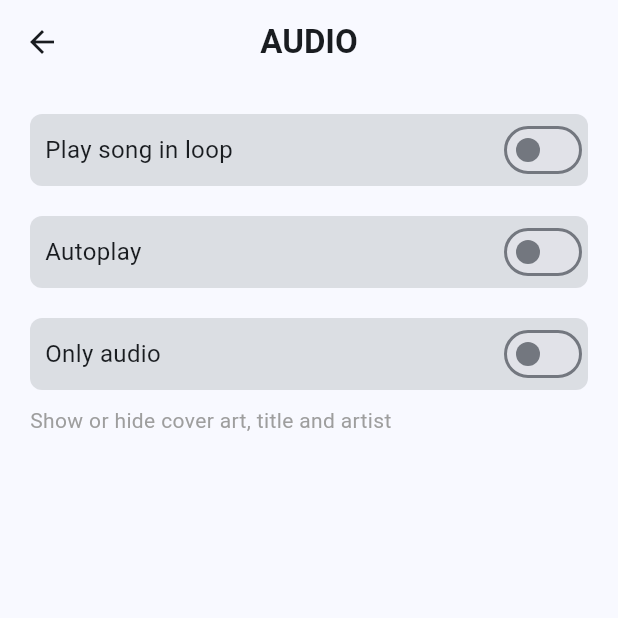
After one commit to amarosv/SongSwipe, a Flutter app: the SettingsView screen opened directly, after a tap on "Audio", on a phone screen of 412 x 824 dp, the top half of it. The commit adds this screen. Run offline on Flutter 3.47's test engine with Material 3 defaults, Android fonts, the phone set to English and light mode, and no system bars; our stand-ins replace firebase_auth, firebase_core, flutter_dotenv, flutter_image_compress, flutter_riverpod, go_router and 6 more; missing offline and left inert: flutter_imagekit; accounts and stored records are empty; generated files the repository leaves out were written again; network calls fail.

Commit message:
Pantalla ajustes audio hecha

```diff
--- a/lib/config/languages/app_en.arb
+++ b/lib/config/languages/app_en.arb
@@ -88,5 +88,9 @@
     "devices": "devices",
     "delete_account": "delete account",
     "who_can_see": "who can see it?",
-    "currently_private_account": "your account is currently private, changing this setting will make your account public. are you sure?"
+    "currently_private_account": "your account is currently private, changing this setting will make your account public. are you sure?",
+    "play_loop": "play song in loop",
+    "autoplay": "autoplay",
+    "only_audio": "only audio",
+    "label_only_audio": "show or hide cover art, title and artist"
 }
--- a/lib/config/languages/app_es.arb
+++ b/lib/config/languages/app_es.arb
@@ -88,5 +88,9 @@
     "devices": "dispositivos",
     "delete_account": "eliminar cuenta",
     "who_can_see": "¿quién puede verlo?",
-    "currently_private_account": "actualmente tu cuenta es privada, cambiar este ajuste pondrá tu cuenta como pública. ¿estás seguro?"
+    "currently_private_account": "actualmente tu cuenta es privada, cambiar este ajuste pondrá tu cuenta como pública. ¿estás seguro?",
+    "play_loop": "reproducir canción en bucle",
+    "autoplay": "reproducir automáticamente",
+    "only_audio": "solo audio",
+    "label_only_audio": "mostrar u ocultar la portada, el título y el artista"
 }
--- a/lib/config/languages/app_it.arb
+++ b/lib/config/languages/app_it.arb
@@ -88,5 +88,9 @@
     "devices": "dispositivi",
     "delete_account": "eliminare l'account",
     "who_can_see": "chi può vederlo?",
-    "currently_private_account": "al momento il tuo account è privato, modificando questa impostazione, il tuo account diventerà pubblico. sei sicuro?"
+    "currently_private_account": "al momento il tuo account è privato, modificando questa impostazione, il tuo account diventerà pubblico. sei sicuro?",
+    "play_loop": "riprodurre la canzone in loop",
+    "autoplay": "riproduzione automatica",
+    "only_audio": "solo audio",
+    "label_only_audio": "mostra o nascondi copertina, titolo e artista"
 }
--- a/lib/config/router/app_router.dart
+++ b/lib/config/router/app_router.dart
@@ -97,6 +97,11 @@ class AppRouter {
         builder: (context, state) => PrivacyScreen(),
       ),
       GoRoute(
+        path: '/audio-settings',
+        name: AudioScreen.name,
+        builder: (context, state) => AudioScreen(),
+      ),
+      GoRoute(
         path: '/home/:page',
         name: HomeScreen.name,
         builder: (context, state) {
--- /dev/null
+++ b/lib/presentation/screens/audio_screen.dart
@@ -0,0 +1,16 @@
+import 'package:flutter/material.dart';
+import 'package:songswipe/presentation/views/export_views.dart';
+
+/// Pantalla para los ajustes de audio <br>
+/// @author Amaro Suárez <br>
+/// @version 1.0
+class AudioScreen extends StatelessWidget {
+  /// Nombre de la ruta
+  static const name = 'audio-screen';
+  const AudioScreen({super.key});
+
+  @override
+  Widget build(BuildContext context) {
+    return const AudioView();
+  }
+}
--- a/lib/presentation/screens/export_screens.dart
+++ b/lib/presentation/screens/export_screens.dart
@@ -1,3 +1,4 @@
+export 'audio_screen.dart';
 export 'change_theme_screen.dart';
 export 'complete_profile_screen.dart';
 export 'complete_profile_simple_screen.dart';
--- /dev/null
+++ b/lib/presentation/views/audio_view.dart
@@ -0,0 +1,114 @@
+import 'package:firebase_auth/firebase_auth.dart';
+import 'package:flutter/material.dart';
+import 'package:flutter_gen/gen_l10n/app_localizations.dart';
+import 'package:songswipe/helpers/export_helpers.dart';
+import 'package:songswipe/models/export_models.dart';
+import 'package:songswipe/presentation/widgets/export_widgets.dart';
+import 'package:songswipe/services/api/internal_api.dart';
+
+/// Vista para los ajustes de audio <br>
+/// @author Amaro Suárez <br>
+/// @version 1.0
+class AudioView extends StatefulWidget {
+  const AudioView({super.key});
+
+  @override
+  State<AudioView> createState() => _AudioViewState();
+}
+
+class _AudioViewState extends State<AudioView> {
+  // Obtenemos el usuario actual
+  final User _user = FirebaseAuth.instance.currentUser!;
+
+  // Variable que almacena el uid del usuario
+  late String _uid;
+
+  // Variable que almacena el usersettings
+  UserSettings _userSettings = UserSettings.empty();
+
+  @override
+  void initState() {
+    super.initState();
+    // Almacenamos el uid del usuario
+    _uid = _user.uid;
+    // Obtenemos los datos del usuario
+    _getUserSettings();
+  }
+
+  // Función que obtiene los datos del usuario de la api
+  void _getUserSettings() async {
+    UserSettings settings = await getUserSettings(uid: _uid);
+    setState(() {
+      _userSettings = settings;
+    });
+  }
+
+  @override
+  Widget build(BuildContext context) {
+    // Constante que almacena la localización de la app
+    final localization = AppLocalizations.of(context)!;
+
+    return Scaffold(
+      appBar: AppBar(
+        title: Text(
+          localization.audio.toUpperCase(),
+          style: TextStyle(fontWeight: FontWeight.bold),
+        ),
+      ),
+      body: Padding(
+        padding: const EdgeInsets.symmetric(horizontal: 20),
+        child: Column(
+          children: [
+            const SizedBox(height: 20),
+            CustomSwitchContainer(
+              title: localization.play_loop,
+              switchValue: _userSettings.audioLoop,
+              function: (bool newValue) {
+                setState(() {
+                  _userSettings.audioLoop = newValue;
+                });
+
+                updateUserSettings(_userSettings, _uid);
+              }
+            ),
+            const SizedBox(height: 20),
+            CustomSwitchContainer(
+              title: localization.autoplay,
+              switchValue: _userSettings.audioAutoPlay,
+              function: (bool newValue) {
+                setState(() {
+                  _userSettings.audioAutoPlay = newValue;
+                });
+
+                updateUserSettings(_userSettings, _uid);
+              }
+            ),
+            const SizedBox(height: 20),
+            CustomSwitchContainer(
+              title: localization.only_audio,
+              switchValue: _userSettings.audioOnlyAudio,
+              function: (bool newValue) {
+                setState(() {
+                  _userSettings.audioOnlyAudio = newValue;
+                });
+
+                updateUserSettings(_userSettings, _uid);
+              }
+            ),
+
+            const SizedBox(height: 10,),
+
+            // Texto informativo para la cuenta privada
+            Align(
+              alignment: Alignment.centerLeft,
+              child: Text(
+                capitalizeFirstLetter(text: localization.label_only_audio),
+                style: TextStyle(color: Colors.grey),
+              ),
+            ),
+          ],
+        ),
+      ),
+    );
+  }
+}
--- a/lib/presentation/views/export_views.dart
+++ b/lib/presentation/views/export_views.dart
@@ -1,3 +1,4 @@
+export 'audio_view.dart';
 export 'change_theme_view.dart';
 export 'complete_profile_simple_view.dart';
 export 'complete_profile_view.dart';
--- a/lib/presentation/views/settings_view.dart
+++ b/lib/presentation/views/settings_view.dart
@@ -78,9 +78,7 @@ class _SettingsViewState extends State<SettingsView> {
                 icon: SongSwipe.person,
                 iconSize: 32,
                 colorIcon: Theme.of(context).colorScheme.primary,
-                function: () {
-                  context.push('/privacy-settings');
-                },
+                function: () => context.push('/privacy-settings'),
               ),
 
               const SizedBox(height: 30,),
@@ -94,9 +92,7 @@ class _SettingsViewState extends State<SettingsView> {
                 icon: SongSwipe.language,
                 iconSize: 32,
                 colorIcon: Theme.of(context).colorScheme.primary,
-                function: () {
-                  context.push('/language-settings');
-                },
+                function: () => context.push('/language-settings'),
               ),
 
               const SizedBox(height: 30,),
@@ -110,6 +106,7 @@ class _SettingsViewState extends State<SettingsView> {
                 icon: SongSwipe.headphones,
                 iconSize: 32,
                 colorIcon: Theme.of(context).colorScheme.primary,
+                function: () => context.push('/audio-settings'),
               ),
 
               const SizedBox(height: 30,),
--- a/lib/presentation/widgets/custom_language_select.dart
+++ b/lib/presentation/widgets/custom_language_select.dart
@@ -1,6 +1,9 @@
 import 'package:flutter/material.dart';
 import 'package:songswipe/presentation/widgets/export_widgets.dart';
 
+/// Widget que personaliza el select del lenguaje <br>
+/// @author Amaro Suárez <br>
+/// @version 1.0
 class CustomLanguageSelect extends StatelessWidget {
   /// Función
   final Function()? function;
--- /dev/null
+++ b/lib/presentation/widgets/custom_switch_container_widget.dart
@@ -0,0 +1,33 @@
+import 'package:flutter/material.dart';
+import 'package:songswipe/helpers/export_helpers.dart';
+import 'package:songswipe/presentation/widgets/export_widgets.dart';
+
+/// Widget que personaliza el switch <br>
+/// @author Amaro Suárez <br>
+/// @version 1.0
+class CustomSwitchContainer extends StatelessWidget {
+  final String title;
+  final bool switchValue;
+  final Function(bool) function;
+
+  const CustomSwitchContainer({super.key, required this.title, required this.switchValue, required this.function});
+
+  @override
+  Widget build(BuildContext context) {
+    return CustomContainer(
+      child: Row(
+        children: [
+          const SizedBox(width: 10),
+          Text(
+            capitalizeFirstLetter(text: title),
+            style: TextStyle(fontSize: 16),
+          ),
+          const Spacer(),
+          Switch.adaptive(
+              value: switchValue,
+              onChanged: function)
+        ],
+      ),
+    );
+  }
+}
--- a/lib/presentation/widgets/export_widgets.dart
+++ b/lib/presentation/widgets/export_widgets.dart
@@ -9,6 +9,7 @@ export 'custom_privacy_widget.dart';
 export 'custom_row_widget.dart';
 export 'custom_search_widget.dart';
 export 'custom_social_button_widget.dart';
+export 'custom_switch_container_widget.dart';
 export 'custom_textfield_widget.dart';
 export 'select_widget.dart';
 export 'separate_sections_widget.dart';
```
Also changed, not shown: lib/presentation/views/privacy_view.dart (+10 -20 lines).
